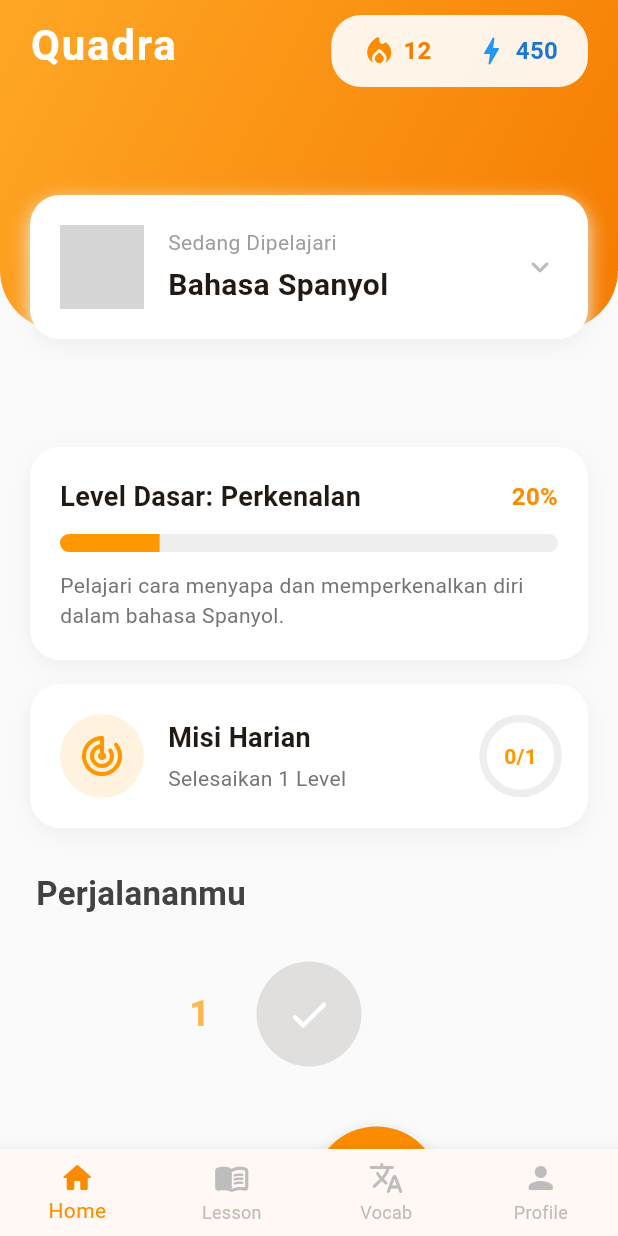
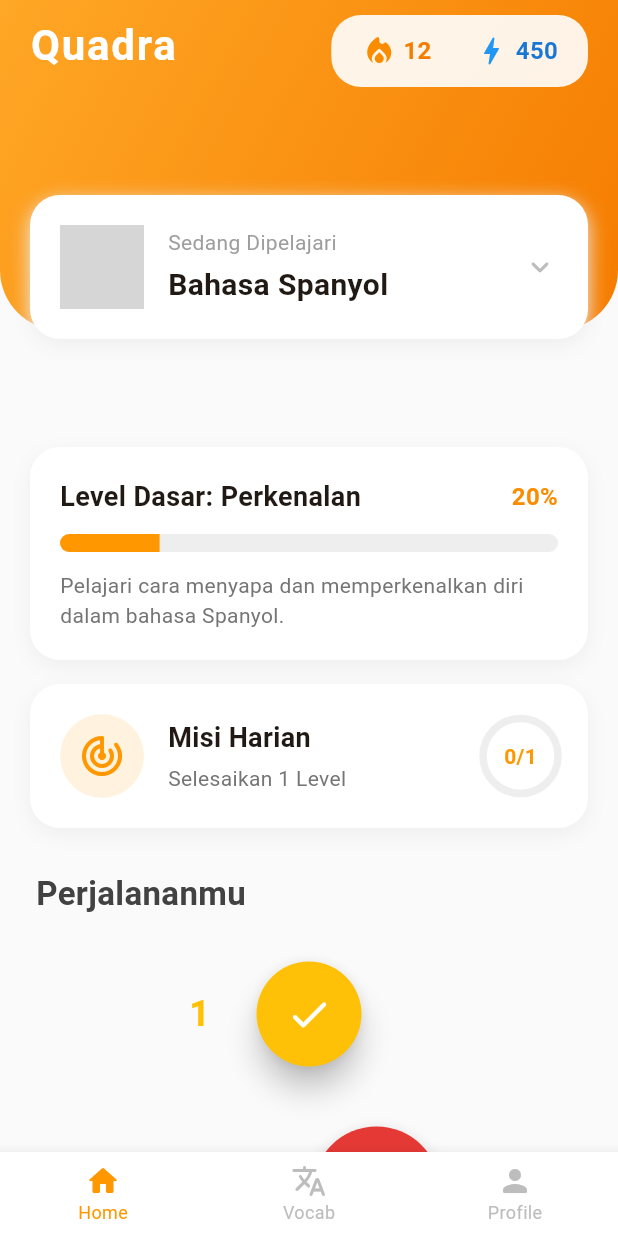
Before and after one commit to Ransley77/UTS-MobileProgramming, a Flutter app: the screen it shows after launch, on a phone screen of 412 x 824 dp. Run offline on Flutter 3.47's test engine with Material 3 defaults, Android fonts, the phone set to English and light mode, and no system bars; network calls fail; grey boxes are pictures that could not be loaded.

Commit message:
mengubah navbar dan warna tema di lesson path serta refactor alur kuis

```diff
--- a/lib/models/user_data.dart
+++ b/lib/models/user_data.dart
@@ -4,17 +4,11 @@ class LessonNode {
   final int level;
   bool isCompleted;
   bool isLocked;
-  final String question;
-  final String correctAnswer;
-  final String wrongAnswer;
 
   LessonNode({
     required this.level,
     required this.isCompleted,
     required this.isLocked,
-    required this.question,
-    required this.correctAnswer,
-    required this.wrongAnswer,
   });
 }
 
@@ -69,55 +63,55 @@ final dummyUser = UserData(
       unitTitle: 'Level Dasar: Perkenalan',
       unitDescription: 'Pelajari cara menyapa dan memperkenalkan diri dalam bahasa Spanyol.',
       lessons: [
-        LessonNode(level: 1, isCompleted: true, isLocked: false, question: 'Apa bahasa Spanyol dari "Halo"?', correctAnswer: 'Hola', wrongAnswer: 'Adios'),
-        LessonNode(level: 2, isCompleted: false, isLocked: false, question: 'Apa bahasa Spanyol dari "Terima kasih"?', correctAnswer: 'Gracias', wrongAnswer: 'Por favor'),
-        LessonNode(level: 3, isCompleted: false, isLocked: true, question: 'Terjemahan dari kata "Buku":', correctAnswer: 'Libro', wrongAnswer: 'Gato'),
-        LessonNode(level: 4, isCompleted: false, isLocked: true, question: 'Pilih kata untuk "Air":', correctAnswer: 'Agua', wrongAnswer: 'Fuego'),
-        LessonNode(level: 5, isCompleted: false, isLocked: true, question: 'Terjemahan untuk "Satu":', correctAnswer: 'Uno', wrongAnswer: 'Dos'),
+        LessonNode(level: 1, isCompleted: true, isLocked: false),
+        LessonNode(level: 2, isCompleted: false, isLocked: false),
+        LessonNode(level: 3, isCompleted: false, isLocked: true),
+        LessonNode(level: 4, isCompleted: false, isLocked: true),
+        LessonNode(level: 5, isCompleted: false, isLocked: true),
       ],
     ),
     'Bahasa Jepang': LanguageProgress(
       unitTitle: 'Level Dasar: Huruf Hiragana',
       unitDescription: 'Mulai perjalananmu dengan mempelajari huruf Hiragana dan salam sehari-hari.',
       lessons: [
-        LessonNode(level: 1, isCompleted: false, isLocked: false, question: 'Apa bahasa Jepang dari "Halo"?', correctAnswer: 'Konnichiwa', wrongAnswer: 'Sayonara'),
-        LessonNode(level: 2, isCompleted: false, isLocked: true, question: 'Apa bahasa Jepang dari "Terima kasih"?', correctAnswer: 'Arigatou', wrongAnswer: 'Sumimasen'),
-        LessonNode(level: 3, isCompleted: false, isLocked: true, question: 'Terjemahan dari kata "Kucing":', correctAnswer: 'Neko', wrongAnswer: 'Inu'),
-        LessonNode(level: 4, isCompleted: false, isLocked: true, question: 'Pilih kata untuk "Air":', correctAnswer: 'Mizu', wrongAnswer: 'Hi'),
-        LessonNode(level: 5, isCompleted: false, isLocked: true, question: 'Terjemahan untuk "Satu":', correctAnswer: 'Ichi', wrongAnswer: 'Ni'),
+        LessonNode(level: 1, isCompleted: false, isLocked: false),
+        LessonNode(level: 2, isCompleted: false, isLocked: true),
+        LessonNode(level: 3, isCompleted: false, isLocked: true),
+        LessonNode(level: 4, isCompleted: false, isLocked: true),
+        LessonNode(level: 5, isCompleted: false, isLocked: true),
       ],
     ),
     'Bahasa Korea': LanguageProgress(
       unitTitle: 'Level Dasar: Hangeul',
       unitDescription: 'Kuasai alfabet Hangeul dan kalimat sapaan formal.',
       lessons: [
-        LessonNode(level: 1, isCompleted: true, isLocked: false, question: 'Apa bahasa Korea dari "Halo"?', correctAnswer: 'Annyeonghaseyo', wrongAnswer: 'Gamsahamnida'),
-        LessonNode(level: 2, isCompleted: true, isLocked: false, question: 'Apa bahasa Korea dari "Terima kasih"?', correctAnswer: 'Gamsahamnida', wrongAnswer: 'Mianhaeyo'),
-        LessonNode(level: 3, isCompleted: true, isLocked: false, question: 'Terjemahan dari kata "Cinta":', correctAnswer: 'Sarang', wrongAnswer: 'Jib'),
-        LessonNode(level: 4, isCompleted: false, isLocked: false, question: 'Pilih kata untuk "Air":', correctAnswer: 'Mul', wrongAnswer: 'Bul'),
-        LessonNode(level: 5, isCompleted: false, isLocked: true, question: 'Terjemahan untuk "Satu":', correctAnswer: 'Hana', wrongAnswer: 'Dul'),
+        LessonNode(level: 1, isCompleted: true, isLocked: false),
+        LessonNode(level: 2, isCompleted: true, isLocked: false),
+        LessonNode(level: 3, isCompleted: true, isLocked: false),
+        LessonNode(level: 4, isCompleted: false, isLocked: false),
+        LessonNode(level: 5, isCompleted: false, isLocked: true),
       ],
     ),
     'Bahasa Inggris': LanguageProgress(
       unitTitle: 'Level Dasar: Vocabulary',
       unitDescription: 'Pelajari aturan tata bahasa dasar dan kosakata umum.',
       lessons: [
-        LessonNode(level: 1, isCompleted: true, isLocked: false, question: 'Pilih kata yang tepat: Makan = ...', correctAnswer: 'Eat', wrongAnswer: 'Oat'),
-        LessonNode(level: 2, isCompleted: true, isLocked: false, question: 'Pilih kata yang tepat: Tidur = ...', correctAnswer: 'Sleep', wrongAnswer: 'Slip'),
-        LessonNode(level: 3, isCompleted: false, isLocked: false, question: 'Terjemahan dari kata "Buku":', correctAnswer: 'Book', wrongAnswer: 'Cook'),
-        LessonNode(level: 4, isCompleted: false, isLocked: true, question: 'Pilih kata untuk "Air":', correctAnswer: 'Water', wrongAnswer: 'Waiter'),
-        LessonNode(level: 5, isCompleted: false, isLocked: true, question: 'Terjemahan untuk "Berlari":', correctAnswer: 'Run', wrongAnswer: 'Ran'),
+        LessonNode(level: 1, isCompleted: true, isLocked: false),
+        LessonNode(level: 2, isCompleted: true, isLocked: false),
+        LessonNode(level: 3, isCompleted: false, isLocked: false),
+        LessonNode(level: 4, isCompleted: false, isLocked: true),
+        LessonNode(level: 5, isCompleted: false, isLocked: true),
       ],
     ),
     'Bahasa Mandarin': LanguageProgress(
       unitTitle: 'Level Dasar: Pinyin',
       unitDescription: 'Pahami sistem Pinyin dan empat nada dasar bahasa Mandarin.',
       lessons: [
-        LessonNode(level: 1, isCompleted: false, isLocked: false, question: 'Apa bahasa Mandarin dari "Halo"?', correctAnswer: 'Ni hao', wrongAnswer: 'Zai jian'),
-        LessonNode(level: 2, isCompleted: false, isLocked: true, question: 'Apa bahasa Mandarin dari "Terima kasih"?', correctAnswer: 'Xie xie', wrongAnswer: 'Dui bu qi'),
-        LessonNode(level: 3, isCompleted: false, isLocked: true, question: 'Terjemahan dari kata "Orang/Manusia":', correctAnswer: 'Ren', wrongAnswer: 'Kou'),
-        LessonNode(level: 4, isCompleted: false, isLocked: true, question: 'Pilih kata untuk "Air":', correctAnswer: 'Shui', wrongAnswer: 'Huo'),
-        LessonNode(level: 5, isCompleted: false, isLocked: true, question: 'Terjemahan untuk "Satu":', correctAnswer: 'Yi', wrongAnswer: 'Er'),
+        LessonNode(level: 1, isCompleted: false, isLocked: false),
+        LessonNode(level: 2, isCompleted: false, isLocked: true),
+        LessonNode(level: 3, isCompleted: false, isLocked: true),
+        LessonNode(level: 4, isCompleted: false, isLocked: true),
+        LessonNode(level: 5, isCompleted: false, isLocked: true),
       ],
     ),
   },
--- a/lib/screens/main_screen.dart
+++ b/lib/screens/main_screen.dart
@@ -1,5 +1,7 @@
 import 'package:flutter/material.dart';
 import 'home_screen.dart';
+import 'vocab_screen.dart';
+import 'profile_screen.dart';
 
 class MainScreen extends StatefulWidget {
   const MainScreen({super.key});
@@ -13,28 +15,15 @@ class _MainScreenState extends State<MainScreen> {
 
   final List<Widget> _screens = [
     const HomeScreen(),
-    const Center(
-      child: Text(
-        'Halaman Lesson / Quiz\n(Dikerjakan anggota lain)',
-        textAlign: TextAlign.center,
-        style: TextStyle(fontSize: 18),
-      ),
-    ),
-    const Center(
-      child: Text(
-        'Halaman Vocabulary\n(Dikerjakan anggota lain)',
-        textAlign: TextAlign.center,
-        style: TextStyle(fontSize: 18),
-      ),
-    ),
-    const Center(
-      child: Text(
-        'Halaman Profile / Leaderboard\n(Dikerjakan anggota lain)',
-        textAlign: TextAlign.center,
-        style: TextStyle(fontSize: 18),
-      ),
-    ),
+    const VocabScreen(),
+    const ProfileScreen(),
   ];
+
+  void _onItemTapped(int index) {
+    setState(() {
+      _selectedIndex = index;
+    });
+  }
 
   @override
   Widget build(BuildContext context) {
@@ -42,20 +31,26 @@ class _MainScreenState extends State<MainScreen> {
       body: _screens[_selectedIndex],
       bottomNavigationBar: BottomNavigationBar(
         type: BottomNavigationBarType.fixed,
+        backgroundColor: Colors.white,
+        selectedItemColor: Colors.orange.shade500,
+        unselectedItemColor: Colors.grey.shade400,
+        selectedFontSize: 12,
+        unselectedFontSize: 12,
         currentIndex: _selectedIndex,
-        onTap: (index) {
-          setState(() {
-            _selectedIndex = index;
-          });
-        },
-        selectedItemColor: Colors.orange.shade600,
-        unselectedItemColor: Colors.grey.shade400,
-        showUnselectedLabels: true,
+        onTap: _onItemTapped,
         items: const [
-          BottomNavigationBarItem(icon: Icon(Icons.home_rounded), label: 'Home'),
-          BottomNavigationBarItem(icon: Icon(Icons.menu_book_rounded), label: 'Lesson'),
-          BottomNavigationBarItem(icon: Icon(Icons.translate_rounded), label: 'Vocab'),
-          BottomNavigationBarItem(icon: Icon(Icons.person_rounded), label: 'Profile'),
+          BottomNavigationBarItem(
+            icon: Icon(Icons.home_rounded),
+            label: 'Home',
+          ),
+          BottomNavigationBarItem(
+            icon: Icon(Icons.translate_rounded),
+            label: 'Vocab',
+          ),
+          BottomNavigationBarItem(
+            icon: Icon(Icons.person_rounded),
+            label: 'Profile',
+          ),
         ],
       ),
     );
--- a/lib/widgets/lesson_path.dart
+++ b/lib/widgets/lesson_path.dart
@@ -1,5 +1,6 @@
 import 'package:flutter/material.dart';
 import '../models/user_data.dart';
+import '../screens/quiz_screen.dart';
 
 class LessonPath extends StatefulWidget {
   const LessonPath({super.key});
@@ -9,58 +10,6 @@ class LessonPath extends StatefulWidget {
 }
 
 class _LessonPathState extends State<LessonPath> {
-  void _showQuizDialog(BuildContext context, LessonNode lesson, int index, List<LessonNode> lessons) {
-    List<String> options = [lesson.correctAnswer, lesson.wrongAnswer];
-    options.shuffle();
-
-    showDialog(
-      context: context,
-      barrierDismissible: false,
-      builder: (BuildContext context) {
-        return AlertDialog(
-          shape: RoundedRectangleBorder(borderRadius: BorderRadius.circular(20)),
-          title: Text('Kuis Level ${lesson.level}'),
-          content: Column(
-            mainAxisSize: MainAxisSize.min,
-            crossAxisAlignment: CrossAxisAlignment.start,
-            children: [
-              Text(
-                lesson.question,
-                style: const TextStyle(fontSize: 16),
-              ),
-              const SizedBox(height: 20),
-              ...options.map((option) {
-                bool isCorrect = option == lesson.correctAnswer;
-                return Padding(
-                  padding: const EdgeInsets.only(bottom: 10),
-                  child: ElevatedButton(
-                    style: ElevatedButton.styleFrom(
-                      backgroundColor: Colors.white,
-                      foregroundColor: Colors.black87,
-                      minimumSize: const Size(double.infinity, 50),
-                      side: BorderSide(color: Colors.grey.shade300),
-                    ),
-                    onPressed: () {
-                      Navigator.pop(context);
-                      if (isCorrect) {
-                        _completeLevel(lesson, index, lessons);
-                      } else {
-                        ScaffoldMessenger.of(context).showSnackBar(
-                          const SnackBar(content: Text('Jawaban salah! Coba lagi.')),
-                        );
-                      }
-                    },
-                    child: Text(option),
-                  ),
-                );
-              }),
-            ],
-          ),
-        );
-      }
-    );
-  }
-
   void _completeLevel(LessonNode lesson, int index, List<LessonNode> lessons) {
     setState(() {
       lesson.isCompleted = true;
@@ -69,17 +18,49 @@ class _LessonPathState extends State<LessonPath> {
       }
     });
 
+    dummyUser.xp.value += 20;
+
     if (dummyUser.dailyMissionProgress.value < dummyUser.dailyMissionTarget) {
       dummyUser.dailyMissionProgress.value += 1;
     }
 
-    String temp = dummyUser.currentLanguage.value;
-    dummyUser.currentLanguage.value = '';
-    dummyUser.currentLanguage.value = temp;
+    ScaffoldMessenger.of(context).showSnackBar(
+      SnackBar(content: Text('Level ${lesson.level} Selesai (+20 XP)')),
+    );
+  }
 
-    ScaffoldMessenger.of(context).showSnackBar(
-      SnackBar(content: Text('Jawaban Benar! Level ${lesson.level} Selesai (+20%)')),
-    );
+  Color _getActiveColor(String language) {
+    switch (language) {
+      case 'Bahasa Spanyol':
+        return Colors.red.shade600;
+      case 'Bahasa Jepang':
+        return Colors.red.shade600;
+      case 'Bahasa Korea':
+        return Colors.blue.shade600;
+      case 'Bahasa Inggris':
+        return Colors.indigo.shade700;
+      case 'Bahasa Mandarin':
+        return Colors.red.shade800;
+      default:
+        return Colors.orange.shade600;
+    }
+  }
+
+  Color _getCompletedColor(String language) {
+    switch (language) {
+      case 'Bahasa Spanyol':
+        return Colors.amber.shade500;
+      case 'Bahasa Jepang':
+        return Colors.red.shade300;
+      case 'Bahasa Korea':
+        return Colors.red.shade400;
+      case 'Bahasa Inggris':
+        return Colors.red.shade500;
+      case 'Bahasa Mandarin':
+        return Colors.amber.shade600;
+      default:
+        return Colors.orange.shade400;
+    }
   }
 
   @override
@@ -90,6 +71,8 @@ class _LessonPathState extends State<LessonPath> {
       valueListenable: dummyUser.currentLanguage,
       builder: (context, currentLang, child) {
         final lessons = dummyUser.languages[currentLang]!.lessons;
+        final Color activeColor = _getActiveColor(currentLang);
+        final Color completedColor = _getCompletedColor(currentLang);
 
         return ListView.builder(
           shrinkWrap: true,
@@ -102,14 +85,17 @@ class _LessonPathState extends State<LessonPath> {
             Color buttonColor = Colors.grey.shade300;
             IconData iconData = Icons.lock_rounded;
             double buttonSize = 70.0;
+            Color numberColor = Colors.grey.shade300;
 
             if (lesson.isCompleted) {
-              buttonColor = Colors.orange.shade400;
+              buttonColor = completedColor;
               iconData = Icons.check_rounded;
+              numberColor = completedColor;
             } else if (!lesson.isLocked) {
-              buttonColor = Colors.orange.shade600;
+              buttonColor = activeColor;
               iconData = Icons.star_rounded;
               buttonSize = 85.0;
+              numberColor = activeColor;
             }
 
             return Padding(
@@ -129,7 +115,7 @@ class _LessonPathState extends State<LessonPath> {
                           style: TextStyle(
                             fontSize: 24,
                             fontWeight: FontWeight.bold,
-                            color: lesson.isLocked ? Colors.grey.shade300 : Colors.orange.shade300,
+                            color: numberColor,
                           ),
                         ),
                       ),
@@ -143,9 +129,23 @@ class _LessonPathState extends State<LessonPath> {
                             elevation: lesson.isLocked ? 0.0 : 8.0,
                             padding: EdgeInsets.zero,
                           ),
-                          onPressed: lesson.isLocked || lesson.isCompleted
+                          onPressed: lesson.isLocked
                               ? null
-                              : () => _showQuizDialog(context, lesson, index, lessons),
+                              : () {
+                                  Navigator.push(
+                                    context,
+                                    MaterialPageRoute(
+                                      builder: (context) => QuizScreen(
+                                        level: lesson.level,
+                                        language: currentLang,
+                                      ),
+                                    ),
+                                  ).then((isSuccess) {
+                                    if (isSuccess == true && !lesson.isCompleted) {
+                                      _completeLevel(lesson, index, lessons);
+                                    }
+                                  });
+                                },
                           child: Icon(
                             iconData,
                             color: Colors.white,
--- a/lib/widgets/progress_card.dart
+++ b/lib/widgets/progress_card.dart
@@ -8,9 +8,10 @@ class ProgressCard extends StatelessWidget {
   Widget build(BuildContext context) {
     return Padding(
       padding: const EdgeInsets.symmetric(horizontal: 20, vertical: 8),
-      child: ValueListenableBuilder<String>(
-        valueListenable: dummyUser.currentLanguage,
-        builder: (context, currentLang, child) {
+      child: AnimatedBuilder(
+        animation: Listenable.merge([dummyUser.currentLanguage, dummyUser.xp]),
+        builder: (context, child) {
+          final String currentLang = dummyUser.currentLanguage.value;
           final activeLangData = dummyUser.languages[currentLang]!;
           final progress = activeLangData.progressPercentage;
 
@@ -26,11 +27,6 @@ class ProgressCard extends StatelessWidget {
                 ),
               ],
             ),
-            child: Material(
-              color: Colors.transparent,
-              child: InkWell(
-                borderRadius: BorderRadius.circular(20),
-                onTap: () {},
             child: Padding(
               padding: const EdgeInsets.all(20),
               child: Column(
@@ -88,8 +84,6 @@ class ProgressCard extends StatelessWidget {
                 ],
               ),
             ),
-              ),
-            ),
           );
         },
       ),
```
Also changed, not shown: lib/screens/profile_screen.dart (added, +14 -0 lines), lib/screens/quiz_screen.dart (added, +27 -0 lines), lib/screens/vocab_screen.dart (added, +14 -0 lines), lib/models/lesson.dart (deleted). Lines whose indentation alone changed are shown as unchanged.
